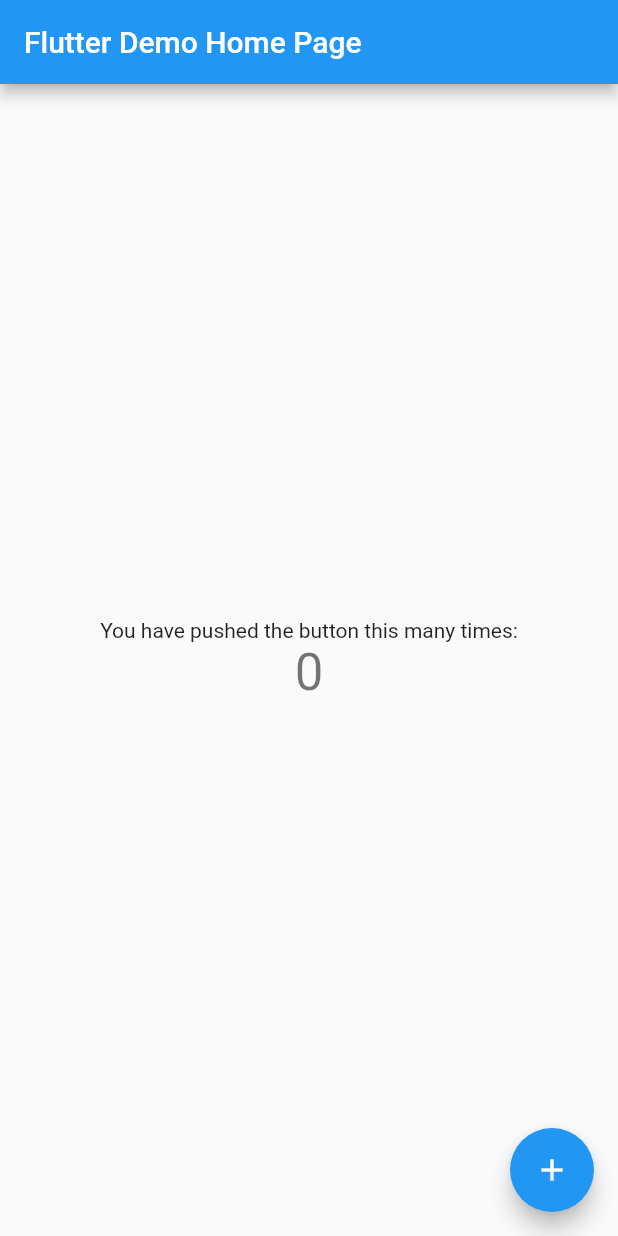
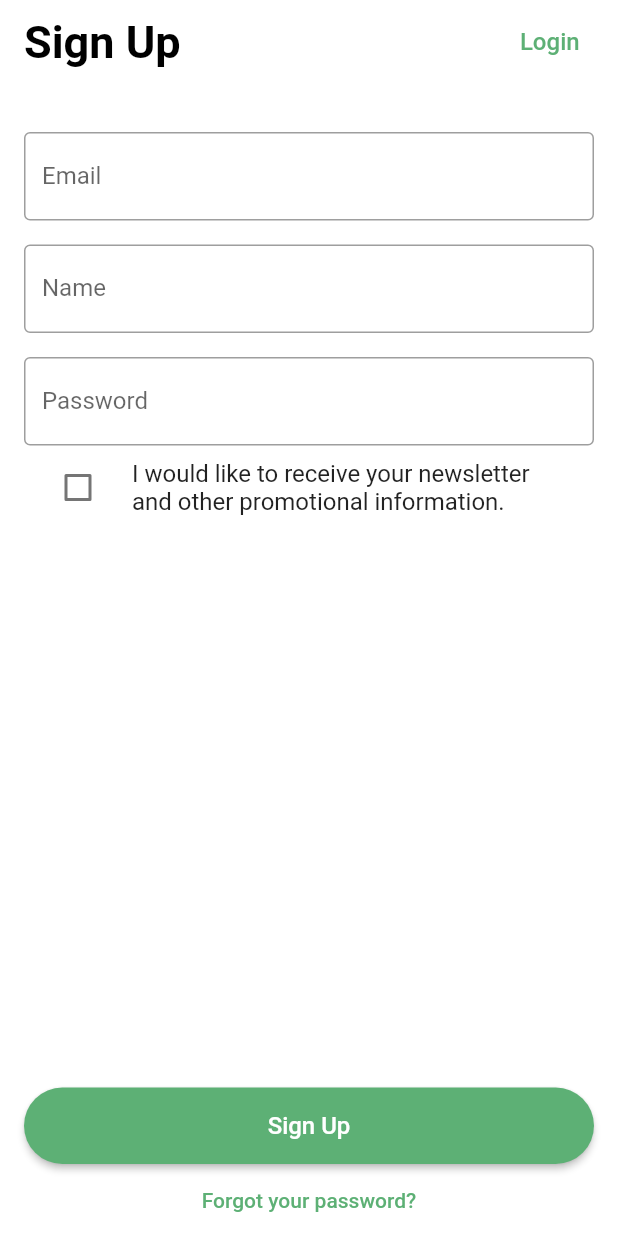
Before and after one commit to seonghyeonkimm/flutter-mobile-kit-tutoral, a Flutter app: the screen it shows after launch, on a phone screen of 412 x 824 dp. Run offline on Flutter 3.47's test engine with Material 2 defaults, Android fonts, the phone set to English and light mode, and no system bars.

Commit message:
Add Signup Screen

```diff
--- a/lib/main.dart
+++ b/lib/main.dart
@@ -1,4 +1,5 @@
 import 'package:flutter/material.dart';
+import 'package:mobile_kit/screens/SignUpScreen.dart';
 
 void main() {
   runApp(MyApp());
@@ -9,105 +10,12 @@
   @override
   Widget build(BuildContext context) {
     return MaterialApp(
+      debugShowCheckedModeBanner: false,
       title: 'Flutter Demo',
       theme: ThemeData(
-        // This is the theme of your application.
-        //
-        // Try running your application with "flutter run". You'll see the
-        // application has a blue toolbar. Then, without quitting the app, try
-        // changing the primarySwatch below to Colors.green and then invoke
-        // "hot reload" (press "r" in the console where you ran "flutter run",
-        // or simply save your changes to "hot reload" in a Flutter IDE).
-        // Notice that the counter didn't reset back to zero; the application
-        // is not restarted.
         primarySwatch: Colors.blue,
       ),
-      home: MyHomePage(title: 'Flutter Demo Home Page'),
+      home: SignUpSreen(),
     );
   }
 }
-
-class MyHomePage extends StatefulWidget {
-  MyHomePage({Key key, this.title}) : super(key: key);
-
-  // This widget is the home page of your application. It is stateful, meaning
-  // that it has a State object (defined below) that contains fields that affect
-  // how it looks.
-
-  // This class is the configuration for the state. It holds the values (in this
-  // case the title) provided by the parent (in this case the App widget) and
-  // used by the build method of the State. Fields in a Widget subclass are
-  // always marked "final".
-
-  final String title;
-
-  @override
-  _MyHomePageState createState() => _MyHomePageState();
-}
-
-class _MyHomePageState extends State<MyHomePage> {
-  int _counter = 0;
-
-  void _incrementCounter() {
-    setState(() {
-      // This call to setState tells the Flutter framework that something has
-      // changed in this State, which causes it to rerun the build method below
-      // so that the display can reflect the updated values. If we changed
-      // _counter without calling setState(), then the build method would not be
-      // called again, and so nothing would appear to happen.
-      _counter++;
-    });
-  }
-
-  @override
-  Widget build(BuildContext context) {
-    // This method is rerun every time setState is called, for instance as done
-    // by the _incrementCounter method above.
-    //
-    // The Flutter framework has been optimized to make rerunning build methods
-    // fast, so that you can just rebuild anything that needs updating rather
-    // than having to individually change instances of widgets.
-    return Scaffold(
-      appBar: AppBar(
-        // Here we take the value from the MyHomePage object that was created by
-        // the App.build method, and use it to set our appbar title.
-        title: Text(widget.title),
-      ),
-      body: Center(
-        // Center is a layout widget. It takes a single child and positions it
-        // in the middle of the parent.
-        child: Column(
-          // Column is also a layout widget. It takes a list of children and
-          // arranges them vertically. By default, it sizes itself to fit its
-          // children horizontally, and tries to be as tall as its parent.
-          //
-          // Invoke "debug painting" (press "p" in the console, choose the
-          // "Toggle Debug Paint" action from the Flutter Inspector in Android
-          // Studio, or the "Toggle Debug Paint" command in Visual Studio Code)
-          // to see the wireframe for each widget.
-          //
-          // Column has various properties to control how it sizes itself and
-          // how it positions its children. Here we use mainAxisAlignment to
-          // center the children vertically; the main axis here is the vertical
-          // axis because Columns are vertical (the cross axis would be
-          // horizontal).
-          mainAxisAlignment: MainAxisAlignment.center,
-          children: <Widget>[
-            Text(
-              'You have pushed the button this many times:',
-            ),
-            Text(
-              '$_counter',
-              style: Theme.of(context).textTheme.headline4,
-            ),
-          ],
-        ),
-      ),
-      floatingActionButton: FloatingActionButton(
-        onPressed: _incrementCounter,
-        tooltip: 'Increment',
-        child: Icon(Icons.add),
-      ), // This trailing comma makes auto-formatting nicer for build methods.
-    );
-  }
-}
--- /dev/null
+++ b/lib/screens/SignUpScreen.dart
@@ -0,0 +1,105 @@
+import 'package:flutter/material.dart';
+
+class SignUpSreen extends StatefulWidget {
+  @override
+  _SignUpScreenState createState() => _SignUpScreenState();
+}
+
+class _SignUpScreenState extends State<SignUpSreen> {
+  bool agreed = false;
+
+  @override
+  Widget build(BuildContext context) {
+    return Scaffold(
+        appBar: AppBar(
+          elevation: 0,
+          backgroundColor: Colors.white,
+          title: Text('Sign Up',
+              style: TextStyle(
+                  fontWeight: FontWeight.bold,
+                  fontSize: 30.0,
+                  color: Colors.black)),
+          actions: [
+            Padding(
+              padding: const EdgeInsets.only(right: 13.5),
+              child: TextButton(
+                  onPressed: () {},
+                  child: Text('Login',
+                      style: TextStyle(
+                          color: const Color(0xff5DB075), fontSize: 16.0))),
+            ),
+          ],
+        ),
+        body: Container(
+          color: Colors.white,
+          padding: const EdgeInsets.only(left: 16.0, right: 16.0, top: 32.0),
+          child: Column(
+            children: [
+              TextField(
+                decoration: InputDecoration(
+                    border: OutlineInputBorder(), labelText: 'Email'),
+              ),
+              SizedBox(height: 16.0),
+              TextField(
+                decoration: InputDecoration(
+                    border: OutlineInputBorder(), labelText: 'Name'),
+              ),
+              SizedBox(height: 16.0),
+              TextField(
+                obscureText: true,
+                decoration: InputDecoration(
+                  border: OutlineInputBorder(),
+                  labelText: 'Password',
+                ),
+              ),
+              CheckboxListTile(
+                value: agreed,
+                onChanged: (newValue) {
+                  print(newValue);
+                  setState(() {
+                    agreed = newValue;
+                  });
+                },
+                title: Text(
+                    'I would like to receive your newsletter and other promotional information.'),
+                controlAffinity: ListTileControlAffinity.leading,
+              ),
+              Expanded(
+                  child: SafeArea(
+                child: Column(
+                  mainAxisAlignment: MainAxisAlignment.end,
+                  children: [
+                    Container(
+                      margin: EdgeInsets.only(top: 42.0),
+                      child: Row(children: [
+                        Expanded(
+                            child: ElevatedButton(
+                          onPressed: () {},
+                          child: Padding(
+                            padding: const EdgeInsets.all(16.0),
+                            child: Text('Sign Up',
+                                style: TextStyle(fontSize: 16.0)),
+                          ),
+                          style: ButtonStyle(
+                              backgroundColor: MaterialStateColor.resolveWith(
+                                  (states) => Color(0xff5DB075)),
+                              shape: MaterialStateProperty.all<
+                                      RoundedRectangleBorder>(
+                                  RoundedRectangleBorder(
+                                borderRadius: BorderRadius.circular(100.0),
+                              ))),
+                        ))
+                      ]),
+                    ),
+                    TextButton(
+                        onPressed: () {},
+                        child: Text('Forgot your password?'),
+                        style: TextButton.styleFrom(primary: Color(0xff5DB075)))
+                  ],
+                ),
+              ))
+            ],
+          ),
+        ));
+  }
+}
```
